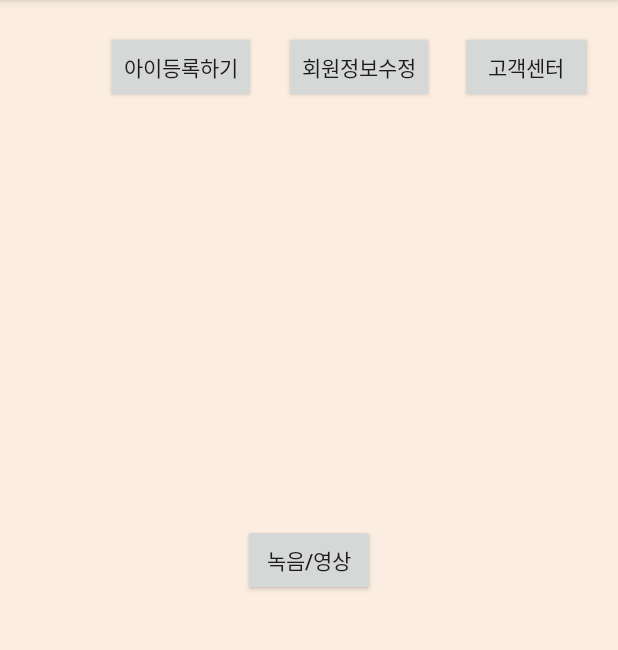
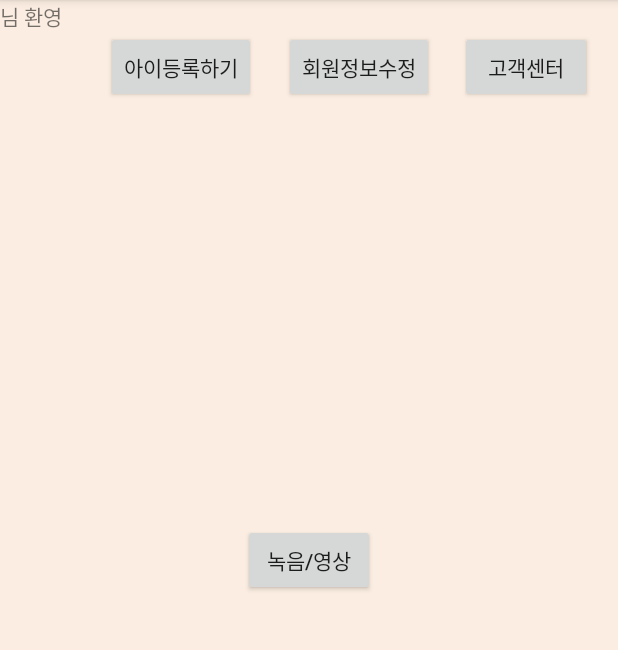
Before and after one commit to 2019-SMHRD-Deep3/WellDeep_Mobile, an Android app: the MainActivity screen opened directly, with no data from a screen before it, on a phone screen of 412 x 824 dp, the part 84-734 px from its top. Run offline under Robolectric (Android 15) with nearby library versions, the phone set to English and light mode, and no system bars; 1 statement that could not run was skipped.

Commit message:
선진 - 로그인 정보 넘기기 실행중

```diff
--- a/app/src/main/java/com/example/project3/LoginActivity.java
+++ b/app/src/main/java/com/example/project3/LoginActivity.java
@@ -25,6 +25,7 @@ public class LoginActivity extends AppCompatActivity {
 
     Button btn_join, btn_login;
     EditText user_id, user_pw;
+
 
     @Override
     protected void onCreate(Bundle savedInstanceState) {
@@ -64,6 +65,8 @@ public class LoginActivity extends AppCompatActivity {
                     } else {
                         Toast.makeText(LoginActivity.this,"로그인", Toast.LENGTH_SHORT).show();
                         Intent intent = new Intent(LoginActivity.this, MainActivity.class);
+                        intent.putExtra("loginid",loginid);
+                        intent.putExtra("loginpw",loginpw);
                         startActivity(intent);
                         finish();}
 
--- a/app/src/main/java/com/example/project3/MainActivity.java
+++ b/app/src/main/java/com/example/project3/MainActivity.java
@@ -6,9 +6,11 @@ import android.content.Intent;
 import android.os.Bundle;
 import android.view.View;
 import android.widget.Button;
+import android.widget.TextView;
 
 public class MainActivity extends AppCompatActivity {
     Button btn_question, btn_modify, btn_view, btn_child;
+    TextView tv_id;
 
     @Override
     protected void onCreate(Bundle savedInstanceState) {
@@ -19,6 +21,13 @@ public class MainActivity extends AppCompatActivity {
         btn_question = findViewById(R.id.btn_question);
         btn_modify = findViewById(R.id.btn_modify);
         btn_child = findViewById(R.id.btn_child);
+
+        tv_id = findViewById(R.id.tv_id);
+
+        Intent intent = getIntent();
+
+        String id = intent.getExtras().getString("loginid");
+        tv_id.setText(id);
 
         btn_view.setOnClickListener(new View.OnClickListener() {
             @Override
--- a/app/src/main/res/layout/activity_join_fix.xml
+++ b/app/src/main/res/layout/activity_join_fix.xml
@@ -57,7 +57,7 @@
         android:layout_marginEnd="16dp"
         android:background="@drawable/et_default_drawable"
         android:ems="10"
-        android:inputType="textPassword"
+        android:inputType="text"
         android:textSize="16sp"
         app:layout_constraintEnd_toEndOf="parent"
         app:layout_constraintStart_toStartOf="parent"
--- a/app/src/main/res/layout/activity_main.xml
+++ b/app/src/main/res/layout/activity_main.xml
@@ -61,4 +61,24 @@
         app:layout_constraintTop_toTopOf="@+id/btn_modify"
         app:layout_constraintVertical_bias="0.0" />
 
+    <TextView
+        android:id="@+id/tv_id"
+        android:layout_width="66dp"
+        android:layout_height="28dp"
+        android:text="TextView"
+        app:layout_constraintBottom_toTopOf="@+id/btn_view"
+        app:layout_constraintEnd_toEndOf="parent"
+        app:layout_constraintHorizontal_bias="0.469"
+        app:layout_constraintStart_toStartOf="parent"
+        app:layout_constraintTop_toBottomOf="@+id/btn_modify"
+        app:layout_constraintVertical_bias="0.502" />
+
+    <TextView
+        android:id="@+id/textView2"
+        android:layout_width="wrap_content"
+        android:layout_height="wrap_content"
+        android:text="님 환영"
+        tools:layout_editor_absoluteX="286dp"
+        tools:layout_editor_absoluteY="188dp" />
+
 </androidx.constraintlayout.widget.ConstraintLayout>
```
